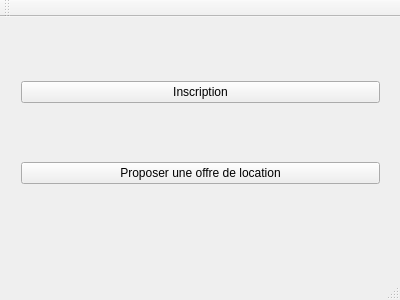
This is mainwindow.ui in Darhal/Trottipret as Qt 5 draws it before an edit. The edited form follows.
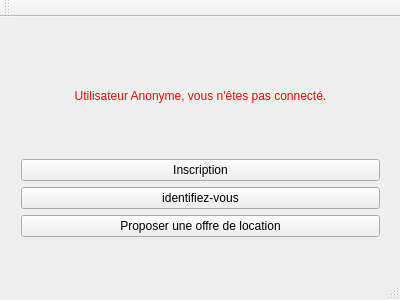
This is the edited form.

Commit message: Added login and linked it to label in main menu, fixed bugs.

Patch:
```diff
--- a/mainwindow.ui
+++ b/mainwindow.ui
@@ -18,12 +18,25 @@
     <property name="geometry">
      <rect>
       <x>10</x>
-      <y>0</y>
+      <y>10</y>
       <width>381</width>
-      <height>231</height>
+      <height>221</height>
      </rect>
     </property>
     <layout class="QVBoxLayout" name="verticalLayout">
+     <item>
+      <widget class="QLabel" name="connected_user">
+       <property name="styleSheet">
+        <string notr="true">color:red;</string>
+       </property>
+       <property name="text">
+        <string>Utilisateur Anonyme, vous n'êtes pas connecté.</string>
+       </property>
+       <property name="alignment">
+        <set>Qt::AlignCenter</set>
+       </property>
+      </widget>
+     </item>
      <item>
       <widget class="QPushButton" name="InscriptionButton">
        <property name="text">
@@ -31,6 +44,13 @@
        </property>
       </widget>
      </item>
+     <item>
+      <widget class="QPushButton" name="ConnectionButton">
+       <property name="text">
+        <string>identifiez-vous</string>
+       </property>
+      </widget>
+     </item>
      <item>
       <widget class="QPushButton" name="OffreLocationButton">
        <property name="text">
```
The commit also changes 11 other files.
